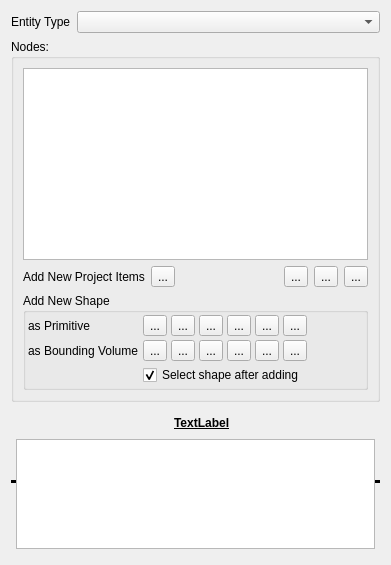
GameOverture/HarmonyEngine, file Editor/src/Items/Entity/EntityWidget.ui: the form before one commit.
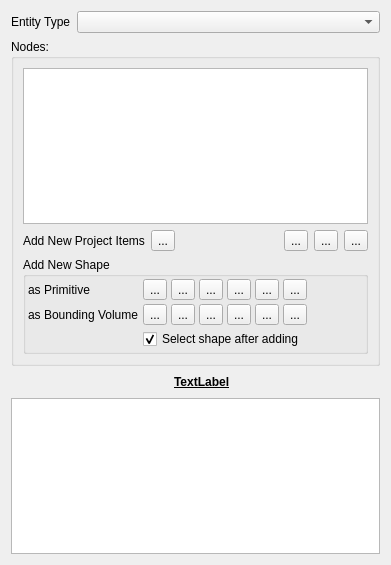
The form after the commit. Icons and pictures are not drawn. Custom widgets are drawn as their Qt base class.

Commit message: HyTimer will not run its expired callback if duration is 0.0; Editor: entity mouse selection and transforming rework

The edit to the form file:
```diff
--- a/Editor/src/Items/Entity/EntityWidget.ui
+++ b/Editor/src/Items/Entity/EntityWidget.ui
@@ -13,8 +13,6 @@
   <property name="windowTitle">
    <string>Form</string>
   </property>
-  <layout class="QVBoxLayout" name="verticalLayout_2">
-   <item>
     <layout class="QVBoxLayout" name="verticalLayout">
      <item>
       <layout class="QFormLayout" name="formLayout">
@@ -313,44 +311,7 @@
       </widget>
      </item>
      <item>
-      <widget class="QSplitter" name="splitter">
-       <property name="mouseTracking">
-        <bool>true</bool>
-       </property>
-       <property name="orientation">
-        <enum>Qt::Vertical</enum>
-       </property>
-       <property name="childrenCollapsible">
-        <bool>false</bool>
-       </property>
-       <widget class="QFrame" name="SelectedItemFrame">
-        <property name="frameShape">
-         <enum>QFrame::HLine</enum>
-        </property>
-        <property name="frameShadow">
-         <enum>QFrame::Plain</enum>
-        </property>
-        <property name="lineWidth">
-         <number>3</number>
-        </property>
-        <property name="midLineWidth">
-         <number>1</number>
-        </property>
-        <layout class="QVBoxLayout" name="verticalLayout_4">
-         <property name="leftMargin">
-          <number>2</number>
-         </property>
-         <property name="topMargin">
-          <number>2</number>
-         </property>
-         <property name="rightMargin">
-          <number>2</number>
-         </property>
-         <property name="bottomMargin">
-          <number>2</number>
-         </property>
-         <item>
-          <layout class="QHBoxLayout" name="horizontalLayout">
+    <layout class="QHBoxLayout" name="lytPropertiesHeader">
            <item>
             <spacer name="horizontalSpacer_4">
              <property name="orientation">
@@ -415,12 +376,6 @@
             <bool>false</bool>
            </attribute>
           </widget>
-         </item>
-        </layout>
-       </widget>
-      </widget>
-     </item>
-    </layout>
    </item>
   </layout>
   <action name="actionAddPrimitive">
```
Left out of the diff: 2 changed lines with no effect on the pictures. Lines whose indentation alone changed are shown as unchanged. The commit also changes 9 other files.
